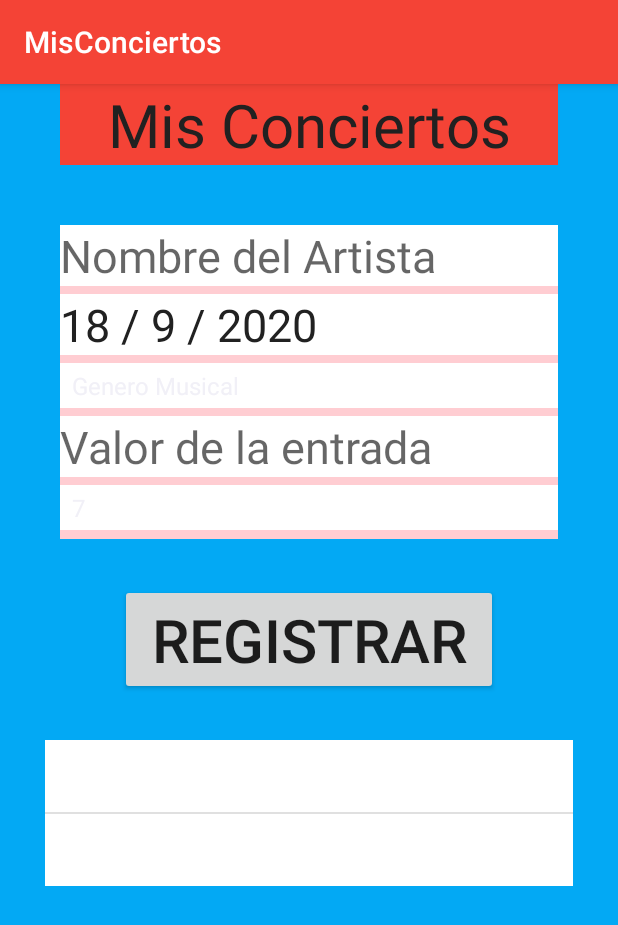
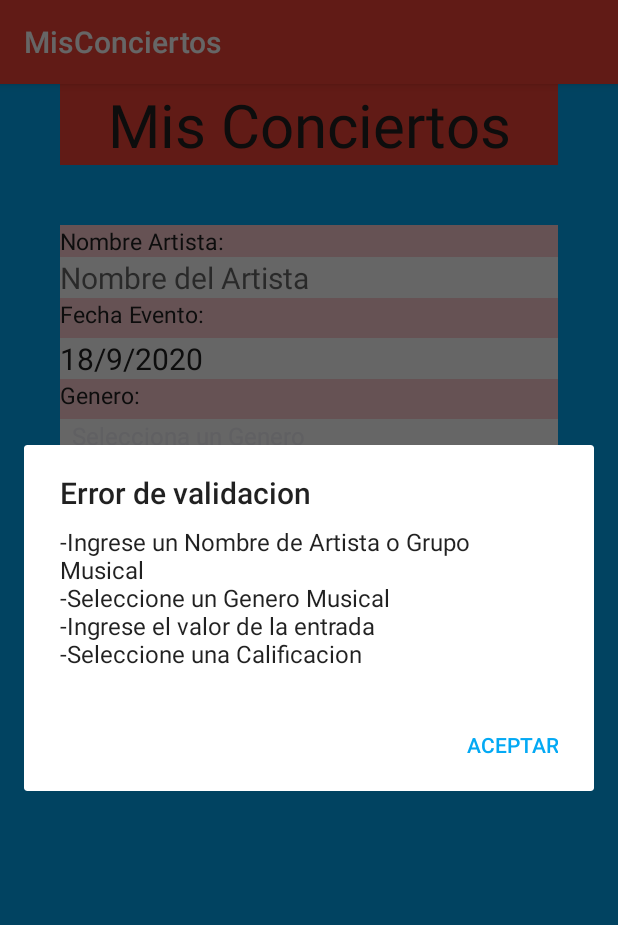
Before and after one commit to anibaloso/MisConciertos, an Android app: the screen it shows after launch (MainActivity), after a tap on "REGISTRAR", on a phone screen of 412 x 824 dp. Shown: the top 925 px of the screen. Run offline under Robolectric (Android 15) with nearby library versions, the phone set to English and light mode, and no system bars.

Commit message:
Validaciones, llenado de ListView
Se validan los datos ingresados
Se controlan excepciones
Se carga ListView
Se Arregla pequeños detalles

```diff
--- a/Fuentes/MisConciertosApp/app/src/main/java/cl/inacap/misconciertos/MainActivity.java
+++ b/Fuentes/MisConciertosApp/app/src/main/java/cl/inacap/misconciertos/MainActivity.java
@@ -20,6 +20,7 @@ import android.widget.Toast;
 
 import java.sql.Time;
 import java.text.DecimalFormat;
+import java.text.SimpleDateFormat;
 import java.util.ArrayList;
 import java.util.Calendar;
 import java.util.List;
@@ -69,9 +70,52 @@ public class MainActivity extends AppCompatActivity {
         guardar.setOnClickListener(new View.OnClickListener() {
             @Override
             public void onClick(View view) {
-                Toast.makeText(getApplicationContext(),"Guardado con exito",Toast.LENGTH_SHORT).show();
+                Concierto concierto = new Concierto();
+                List<String> errores = new ArrayList<>();
+                SimpleDateFormat fecha = new SimpleDateFormat("dd/MM/yyyy");
+
+                if(!nombreArtista.getText().toString().isEmpty()){
+                    concierto.setNombreArtista(nombreArtista.getText().toString());
+                }else{
+                    errores.add("Ingrese un Nombre de Artista o Grupo Musical");
+                }
+                try {
+                    concierto.setFechaEvento(DaoConcierto.ParseFecha(tvFecha.getText().toString()));
+                }catch(Exception e){
+                    errores.add("Error al ingresar la Fecha");
+                }
+                if(!spGenero.getSelectedItem().toString().equals("Selecciona un Genero")){
+                    concierto.setGenero(spGenero.getSelectedItem().toString());
+                }else{
+                    errores.add("Seleccione un Genero Musical");
+                }
+                if(!valorEntrada.getText().toString().isEmpty()){
+                    concierto.setPrecioEntrada(Integer.parseInt(valorEntrada.getText().toString()));
+                }else{
+                    errores.add("Ingrese el valor de la entrada");
+                }
+                if(!spEvaluacion.getSelectedItem().toString().equals("Selecciona una Evaluación")){
+                    concierto.setCalificacion(Integer.parseInt(spEvaluacion.getSelectedItem().toString()));
+                }else{
+                    errores.add("Seleccione una Calificacion");
+                }
+
+                if(errores.isEmpty()){
+                    arrayList.add("Concierto de: " + concierto.getNombreArtista());
+                    arrayList.add("Fecha: " + fecha.format(concierto.getFechaEvento()));
+                    arrayList.add("Genero: " + concierto.getGenero());
+                    arrayList.add("Valor de Entrada: $" + concierto.getPrecioEntrada());
+                    arrayList.add("Calificacion: " + concierto.getCalificacion());
+                    arrayList.add("------------------------------------------------");
+                    Toast.makeText(getApplicationContext(),"Guardado con exito",Toast.LENGTH_SHORT).show();
+
+                }else{
+                    mostrarErrores(errores);
+                }
+
+                /*Toast.makeText(getApplicationContext(),"Guardado con exito",Toast.LENGTH_SHORT).show();
                 arrayList.add("Fecha :"+tvFecha.getText().toString()+" -- Concierto de : \n"+ nombreArtista.getText().toString());
-                arrayList.add("Valor de la entrada = "+valorEntrada.getText().toString());
+                arrayList.add("Valor de la entrada = "+valorEntrada.getText().toString());*/
 
                 adapter.notifyDataSetChanged();
             }
@@ -87,7 +131,7 @@ public class MainActivity extends AppCompatActivity {
 
         month=month+1;
 
-        tvFecha.setText(day+" / "+month+" / "+year);
+        tvFecha.setText(day+"/"+month+"/"+year);
 
         tvFecha.setOnClickListener(new View.OnClickListener() {
             @Override
@@ -96,7 +140,7 @@ public class MainActivity extends AppCompatActivity {
                     @Override
                     public void onDateSet(DatePicker view, int anio, int mes, int dia) {
                         mes=mes+1;
-                        tvFecha.setText(dia+" / "+mes+" / "+anio);
+                        tvFecha.setText(dia+"/"+mes+"/"+anio);
                     }
                 },year,month,day);
                 datePickerDialog.show();
@@ -203,11 +247,6 @@ public class MainActivity extends AppCompatActivity {
     }
 
 
-    public void Guardar(View view) {
-        Concierto concierto = new Concierto();
-
-
-    }
 
     public void mostrarErrores (List<String> errores){
         String mensaje = "";
@@ -222,4 +261,5 @@ public class MainActivity extends AppCompatActivity {
                 .show();
 
     }
+
 }
--- a/Fuentes/MisConciertosApp/app/src/main/java/cl/inacap/misconciertos/dao/DaoConcierto.java
+++ b/Fuentes/MisConciertosApp/app/src/main/java/cl/inacap/misconciertos/dao/DaoConcierto.java
@@ -1,4 +1,32 @@
 package cl.inacap.misconciertos.dao;
 
+import cl.inacap.misconciertos.dto.Concierto;
+import java.text.ParseException;
+import java.text.SimpleDateFormat;
+import java.util.ArrayList;
+import java.util.Date;
+import java.util.List;
+
 public class DaoConcierto {
+
+    public static Date ParseFecha(String fecha)
+    {
+        SimpleDateFormat formato = new SimpleDateFormat("dd/MM/yyyy");
+        Date fechaDate = null;
+        try {
+            fechaDate = formato.parse(fecha);
+        }
+        catch (ParseException ex)
+        {
+            System.out.println(ex);
+        }
+        return fechaDate;
+    }
+
+
+
+
+
+
+
 }
--- a/Fuentes/MisConciertosApp/app/src/main/java/cl/inacap/misconciertos/dto/Concierto.java
+++ b/Fuentes/MisConciertosApp/app/src/main/java/cl/inacap/misconciertos/dto/Concierto.java
@@ -47,9 +47,9 @@ public class Concierto {
     public void setGenero(String genero) {
         this.genero = genero;
     }
-//le cambio el int por un string ni idea por que
-    public String getPrecioEntrada() {
-        return formato.format(precioEntrada);
+
+    public int getPrecioEntrada() {
+        return precioEntrada;
     }
 
     public void setPrecioEntrada(int precioEntrada) {
--- a/Fuentes/MisConciertosApp/app/src/main/res/layout/activity_main.xml
+++ b/Fuentes/MisConciertosApp/app/src/main/res/layout/activity_main.xml
@@ -7,6 +7,8 @@
     android:orientation="vertical"
     android:background="@color/accent"
     tools:context=".MainActivity">
+
+
     <TextView
         android:text="Mis Conciertos"
         android:background="@color/primary"
@@ -21,13 +23,22 @@
 
     <LinearLayout
         android:layout_width="match_parent"
-        android:layout_height="209dp"
+        android:layout_height="wrap_content"
         android:layout_marginLeft="@dimen/marginIzq"
         android:layout_marginTop="@dimen/marginTopTitle"
         android:layout_marginRight="@dimen/marginDer"
         android:background="@color/primary_light"
         android:orientation="vertical"
         android:textAlignment="center">
+
+        <TextView
+            android:text="Nombre Artista:"
+            android:textAlignment="textStart"
+            android:textColor="@color/primary_text"
+            android:textSize="15sp"
+            android:layout_width="match_parent"
+            android:layout_height="wrap_content">
+        </TextView>
 
         <EditText
             android:textAllCaps="true"
@@ -41,6 +52,15 @@
             android:textSize="@dimen/textoCuadros">
 
         </EditText>
+
+        <TextView
+            android:text="Fecha Evento:"
+            android:textAlignment="textStart"
+            android:textColor="@color/primary_text"
+            android:textSize="15sp"
+            android:layout_width="match_parent"
+            android:layout_height="wrap_content">
+        </TextView>
 
         <TextView
             android:id="@+id/etFecha"
@@ -57,6 +77,15 @@
             android:textColor="@color/primary_text"
             android:textSize="@dimen/textoCuadros"></TextView>
 
+        <TextView
+            android:text="Genero:"
+            android:textAlignment="textStart"
+            android:textColor="@color/primary_text"
+            android:textSize="15sp"
+            android:layout_width="match_parent"
+            android:layout_height="wrap_content">
+        </TextView>
+
         <Spinner
 
             android:id="@+id/spGenero"
@@ -67,6 +96,15 @@
             android:scrollbarSize="@dimen/textoCuadros">
 
         </Spinner>
+
+        <TextView
+            android:text="Valor Entrada:"
+            android:textAlignment="textStart"
+            android:textColor="@color/primary_text"
+            android:textSize="15sp"
+            android:layout_width="match_parent"
+            android:layout_height="wrap_content">
+        </TextView>
 
         <EditText
             android:id="@+id/valorEntrada"
@@ -79,6 +117,15 @@
             android:textSize="@dimen/textoCuadros">
 
         </EditText>
+
+        <TextView
+            android:text="Evaluacion:"
+            android:textAlignment="textStart"
+            android:textColor="@color/primary_text"
+            android:textSize="15sp"
+            android:layout_width="match_parent"
+            android:layout_height="wrap_content">
+        </TextView>
 
         <Spinner
             android:id="@+id/spEvaluacion"
@@ -100,8 +147,7 @@
         android:text="REGISTRAR"
         android:layout_width="match_parent"
         android:layout_height="wrap_content"
-        android:textSize="@dimen/textoTitulo"
-        android:onClick="Guardar">
+        android:textSize="25dp">
 
     </Button>
 
@@ -117,6 +163,4 @@
         android:layout_height="wrap_content">
     </ListView>
 
-
-
 </LinearLayout>
--- a/Fuentes/MisConciertosApp/app/src/main/res/values/arrays.xml
+++ b/Fuentes/MisConciertosApp/app/src/main/res/values/arrays.xml
@@ -1,17 +1,19 @@
 <?xml version="1.0" encoding="utf-8"?>
 <resources>
     <string-array name="generoMusical">
-        <item>Genero Musical</item>
+        <item>Selecciona un Genero</item>
         <item>Rock</item>
         <item>Jazz</item>
         <item>Pop</item>
         <item>Reguetoon</item>
         <item>Salsa</item>
         <item>Metal</item>
+        <item>Otro</item>
 
     </string-array>
 
     <string-array name="evaluacion">
+        <item>Selecciona una Evaluación</item>
         <item>7</item>
         <item>6</item>
         <item>5</item>
--- a/Fuentes/MisConciertosApp/app/src/main/res/values/dimens.xml
+++ b/Fuentes/MisConciertosApp/app/src/main/res/values/dimens.xml
@@ -1,7 +1,7 @@
 <?xml version="1.0" encoding="utf-8"?>
 <resources>
-    <dimen name="textoTitulo">40sp</dimen>
-    <dimen name="textoCuadros">30sp</dimen>
+    <dimen name="textoTitulo">40dp</dimen>
+    <dimen name="textoCuadros">20dp</dimen>
     <dimen name="marginTop">5dp</dimen>
     <dimen name="marginIzq">40dp</dimen>
     <dimen name="marginDer">40dp</dimen>
```
